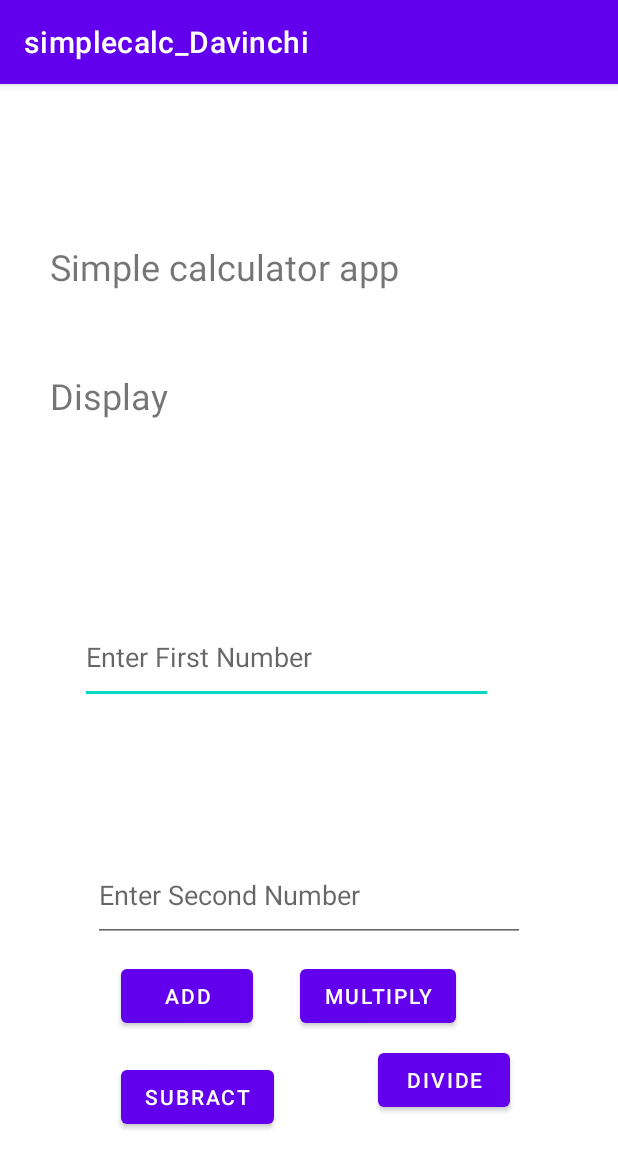
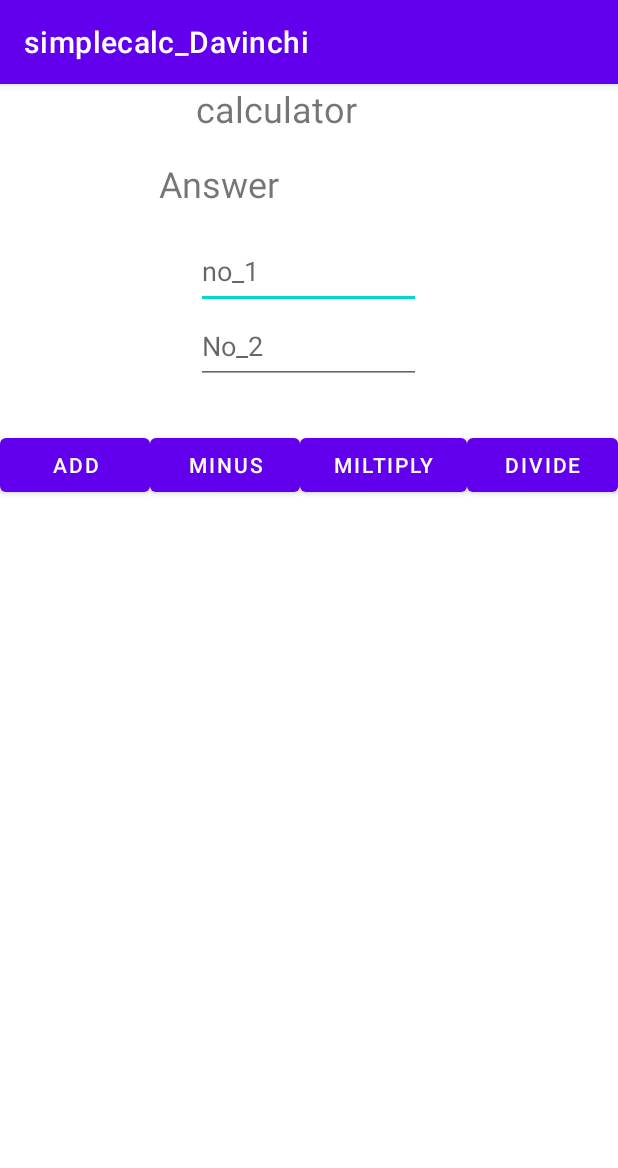
Before and after one commit to Davinchi-x7/simple-calculator-app, an Android app: the screen it shows after launch (MainActivity), on a phone screen of 412 x 824 dp. Shown: the top 1168 px of the screen. Run offline under Robolectric (Android 15) with nearby library versions, the phone set to English and light mode, and no system bars.

Commit message:
calculator with relative layout

```diff
--- a/app/src/main/res/layout/activity_main.xml
+++ b/app/src/main/res/layout/activity_main.xml
@@ -1,110 +1,82 @@
 <?xml version="1.0" encoding="utf-8"?>
-<androidx.constraintlayout.widget.ConstraintLayout xmlns:android="http://schemas.android.com/apk/res/android"
+<RelativeLayout xmlns:android="http://schemas.android.com/apk/res/android"
     xmlns:app="http://schemas.android.com/apk/res-auto"
     xmlns:tools="http://schemas.android.com/tools"
     android:layout_width="match_parent"
     android:layout_height="match_parent"
     tools:context=".MainActivity">
 
-    <Button
-        android:id="@+id/btn_sub"
-        android:layout_width="wrap_content"
-        android:layout_height="wrap_content"
-        android:layout_marginTop="19dp"
-        android:text="subract"
-        app:layout_constraintStart_toStartOf="@+id/addbtn"
-        app:layout_constraintTop_toBottomOf="@+id/addbtn" />
 
     <TextView
+        android:layout_marginTop="0dp"
+        android:textSize="24sp"
+        android:layout_centerHorizontal="true"
         android:id="@+id/textView"
-        android:layout_width="0dp"
-        android:layout_height="62dp"
-
-        android:layout_marginStart="33dp"
-        android:layout_marginTop="105dp"
-        android:layout_marginEnd="33dp"
-        android:layout_marginBottom="86dp"
-        android:text="Simple calculator app"
-        android:textSize="24sp"
-        app:layout_constraintBottom_toBottomOf="@+id/answer"
-        app:layout_constraintEnd_toEndOf="parent"
-        app:layout_constraintHorizontal_bias="1.0"
-        app:layout_constraintStart_toStartOf="parent"
-        app:layout_constraintTop_toTopOf="parent"
-        app:layout_constraintVertical_bias="0.0" />
-
-    <TextView
-        android:id="@+id/answer"
-        android:layout_width="0dp"
-        android:layout_height="62dp"
-        android:layout_marginStart="33dp"
-        android:layout_marginTop="191dp"
-        android:layout_marginEnd="33dp"
-        android:text="Display"
-        android:textSize="24sp"
-        app:layout_constraintEnd_toEndOf="parent"
-        app:layout_constraintStart_toStartOf="parent"
-        app:layout_constraintTop_toTopOf="parent" />
+        android:layout_width="150dp"
+        android:layout_height="30dp"
+        android:text="calculator" />
 
     <EditText
+        android:layout_centerHorizontal="true"
+        android:layout_marginTop="100dp"
         android:id="@+id/edt_firstnumber"
-        android:layout_width="0dp"
-        android:layout_height="62dp"
-
-        android:layout_marginStart="20dp"
-        android:layout_marginTop="91dp"
-        android:layout_marginEnd="21dp"
-        android:layout_marginBottom="90dp"
+        android:layout_width="150dp"
+        android:layout_height="50dp"
         android:ems="10"
-        android:hint="Enter First Number"
         android:inputType="number"
-        app:layout_constraintBottom_toBottomOf="@+id/edt_secondnumber"
-        app:layout_constraintEnd_toEndOf="@+id/edt_secondnumber"
-        app:layout_constraintStart_toStartOf="@+id/answer"
-        app:layout_constraintTop_toTopOf="@+id/answer" />
+        android:hint="no_1" />
 
     <EditText
+        android:layout_marginTop="150dp"
+        android:layout_centerHorizontal="true"
         android:id="@+id/edt_secondnumber"
-        android:layout_width="0dp"
-        android:layout_height="62dp"
-        android:layout_marginStart="62dp"
-        android:layout_marginEnd="62dp"
-        android:layout_marginBottom="12dp"
+        android:layout_width="150dp"
+        android:layout_height="50dp"
         android:ems="10"
-        android:hint="Enter Second Number"
         android:inputType="number"
-        app:layout_constraintBottom_toTopOf="@+id/addbtn"
-        app:layout_constraintEnd_toEndOf="parent"
-        app:layout_constraintHorizontal_bias="0.0"
-        app:layout_constraintStart_toStartOf="parent" />
+        android:hint="No_2" />
+
+    <LinearLayout
+        android:layout_marginTop="230dp"
+        android:layout_width="match_parent"
+        android:layout_height="match_parent"
+        android:orientation="horizontal">
 
         <Button
             android:id="@+id/addbtn"
             android:layout_width="wrap_content"
             android:layout_height="wrap_content"
-        android:layout_marginEnd="31dp"
-        android:text="Add"
-        app:layout_constraintEnd_toStartOf="@+id/btn_multi"
-        app:layout_constraintTop_toTopOf="@+id/btn_multi" />
+            android:layout_weight="1"
+            android:text="add" />
+
+        <Button
+            android:id="@+id/btn_sub"
+            android:layout_width="wrap_content"
+            android:layout_height="wrap_content"
+            android:layout_weight="1"
+            android:text="minus" />
 
         <Button
             android:id="@+id/btn_multi"
             android:layout_width="wrap_content"
             android:layout_height="wrap_content"
-        android:layout_marginBottom="8dp"
-        android:text="multiply"
-        app:layout_constraintBottom_toTopOf="@+id/btn_div"
-        app:layout_constraintEnd_toStartOf="@+id/btn_div"
-        app:layout_constraintHorizontal_bias="0.169"
-        app:layout_constraintStart_toStartOf="@+id/btn_div" />
+            android:layout_weight="1"
+            android:text="miltiply" />
 
         <Button
             android:id="@+id/btn_div"
             android:layout_width="wrap_content"
             android:layout_height="wrap_content"
-        android:layout_marginEnd="72dp"
-        android:layout_marginBottom="80dp"
-        android:text="Divide"
-        app:layout_constraintBottom_toBottomOf="parent"
-        app:layout_constraintEnd_toEndOf="parent" />
-</androidx.constraintlayout.widget.ConstraintLayout>
+            android:layout_weight="1"
+            android:text="divide" />
+    </LinearLayout>
+
+    <TextView
+        android:layout_centerHorizontal="true"
+        android:layout_marginTop="50dp"
+        android:id="@+id/answer"
+        android:layout_width="200dp"
+        android:layout_height="50dp"
+        android:textSize="24sp"
+        android:text="Answer" />
+</RelativeLayout>
```
Lines whose indentation alone changed are shown as unchanged.
